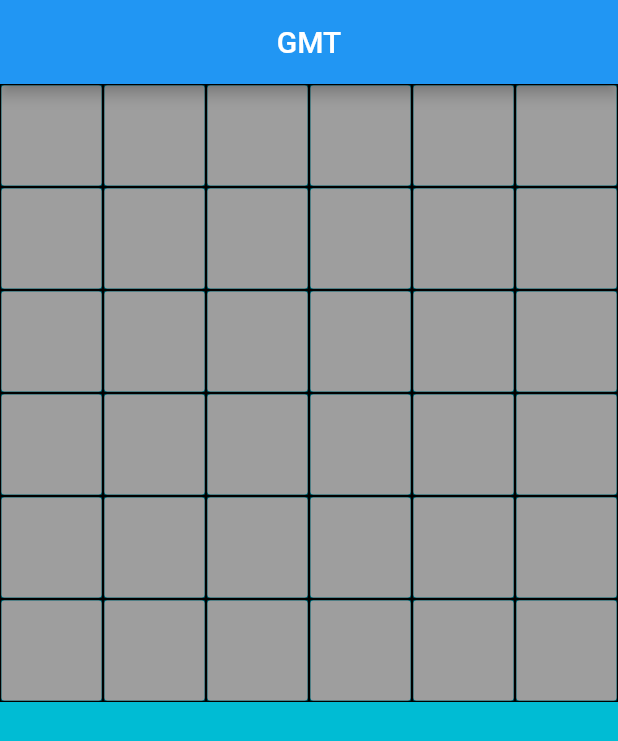
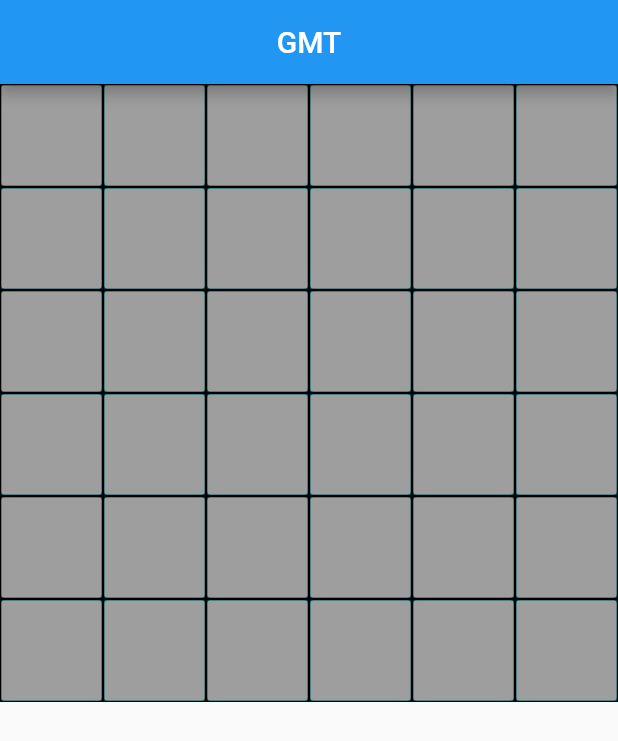
Before and after one commit to kelvinlim/gmt4, a Flutter app: the MyHomePage screen opened directly, on a phone screen of 412 x 824 dp. Shown: the top 741 px of the screen. Run offline on Flutter 3.47's test engine with Material 2 defaults, Android fonts, the phone set to English and light mode, and no system bars; our stand-ins replace permission_handler.

Commit message:
try to set size for desktop and web to prevent overflow

```diff
--- a/lib/MazeTest.dart
+++ b/lib/MazeTest.dart
@@ -1,5 +1,6 @@
 //import necessary packages
 import 'dart:async';
+import 'package:flutter/cupertino.dart';
 import 'package:flutter/material.dart';
 import 'dart:io';
 import 'dart:convert';
@@ -25,6 +26,7 @@ bool timeOut2 = false; //when true, user is prohibited from entering new moves (
 int attemptNum2 = 1;
 int consecErrors2 = 0;
 int recentMove2; //records last move of user regardless of corectness
+
 
 void main() {
   runApp(MyApp());
@@ -303,6 +305,37 @@ class mazeState extends State<maze> {
     return true;
   }
 
+  double getSmallestDimension() {
+    double width = MediaQuery
+        .of(context)
+        .size
+        .width;
+    double height = MediaQuery
+        .of(context)
+        .size
+        .height;
+    double result;
+
+    var deviceOrientation = MediaQuery.of(context).orientation;
+
+    if (deviceOrientation == Orientation.landscape) {
+      print("orientation: landscape");
+    } else {
+      print("orientation: portrait");
+    }
+
+    // return the lesser of the two
+    // var result =  (height > width) ? width : height;
+    if (height>width) {
+      result = width;
+    } else {
+      result = height;
+    }
+
+    print("w: " + width.toString() + " h: " + height.toString() +
+          " result: " + result.toString());
+    return result;
+  }
   //initialize state + start clock2 once
   void initState()
   {
@@ -317,7 +350,10 @@ class mazeState extends State<maze> {
     return NotificationListener<PressNotification>(
       onNotification: updateButton,
       child:
-      Scaffold(
+      SizedBox(
+        width: null,
+        height: getSmallestDimension(),
+        child: Scaffold(
           backgroundColor:Colors.cyan,
           body: Column(
               children: <Widget>[
@@ -340,6 +376,7 @@ class mazeState extends State<maze> {
               ]
           ),
         ),
+      ),
     );
   }
 }
@@ -353,15 +390,46 @@ class MyHomePage extends StatefulWidget {
   _MyHomePageState createState() => _MyHomePageState();
 }
 class _MyHomePageState extends State<MyHomePage> {
+
+  double getSmallestDimension() {
+    double width = MediaQuery
+        .of(context)
+        .size
+        .width;
+    double height = MediaQuery
+        .of(context)
+        .size
+        .height;
+
+    print("w: " + width.toString() + " h: " + height.toString());
+    // return the lesser of the two
+    // var result =  (height > width) ? width : height;
+    if (height>width) {
+    return width;
+    } else {
+    return height;
+    }
+  }
+
   @override
   Widget build(BuildContext context) {
     return Scaffold(
         appBar: AppBar(
           title: Center(child: Text("GMT")),
         ),
-        body: Center(
+        body: ConstrainedBox(
+          // // trying to constrain the dimensions on web and desktop
+          constraints: BoxConstraints(
+            maxHeight: getSmallestDimension(),
+            maxWidth: getSmallestDimension(),
+          ),
+          child: Center(
             child: maze2,
           )
+      ),
     );
   }
 }
+
+//width: MediaQuery.of(context).size.width,
+//height: MediaQuery.of(context).size.height,
```
Lines whose indentation alone changed are shown as unchanged.
